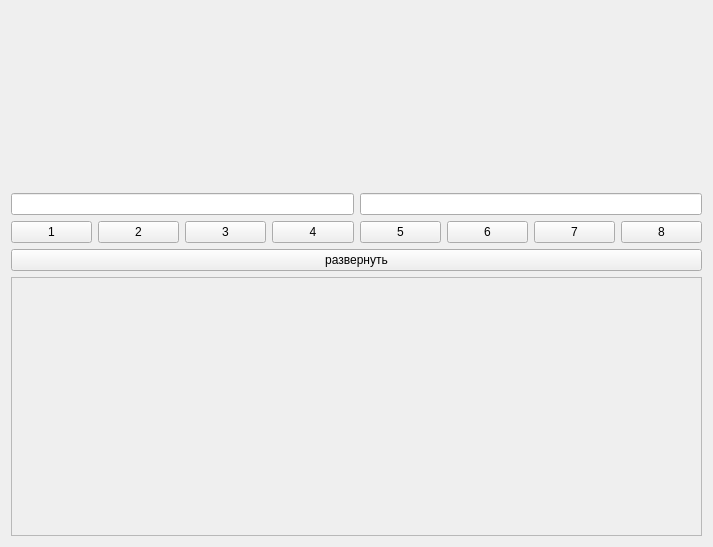
The window that src/gui/block.ui (Anatolichka2202/KPA_COMPLEX) describes before a commit, drawn with Qt 5.
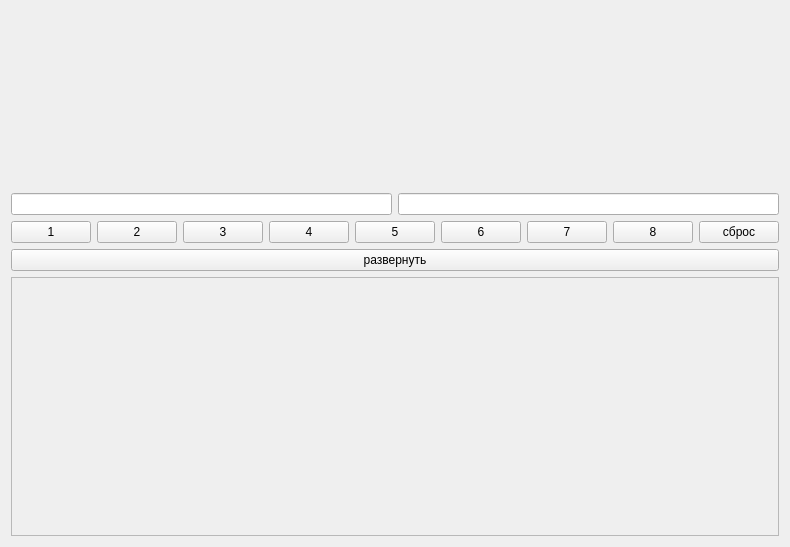
The same window after the commit. Custom widgets are drawn as their Qt base class.

The edit to the form file:
```diff
--- a/src/gui/block.ui
+++ b/src/gui/block.ui
@@ -94,6 +94,13 @@
          </property>
         </widget>
        </item>
+       <item>
+        <widget class="QPushButton" name="reset">
+         <property name="text">
+          <string>сброс</string>
+         </property>
+        </widget>
+       </item>
       </layout>
      </item>
      <item>
```
